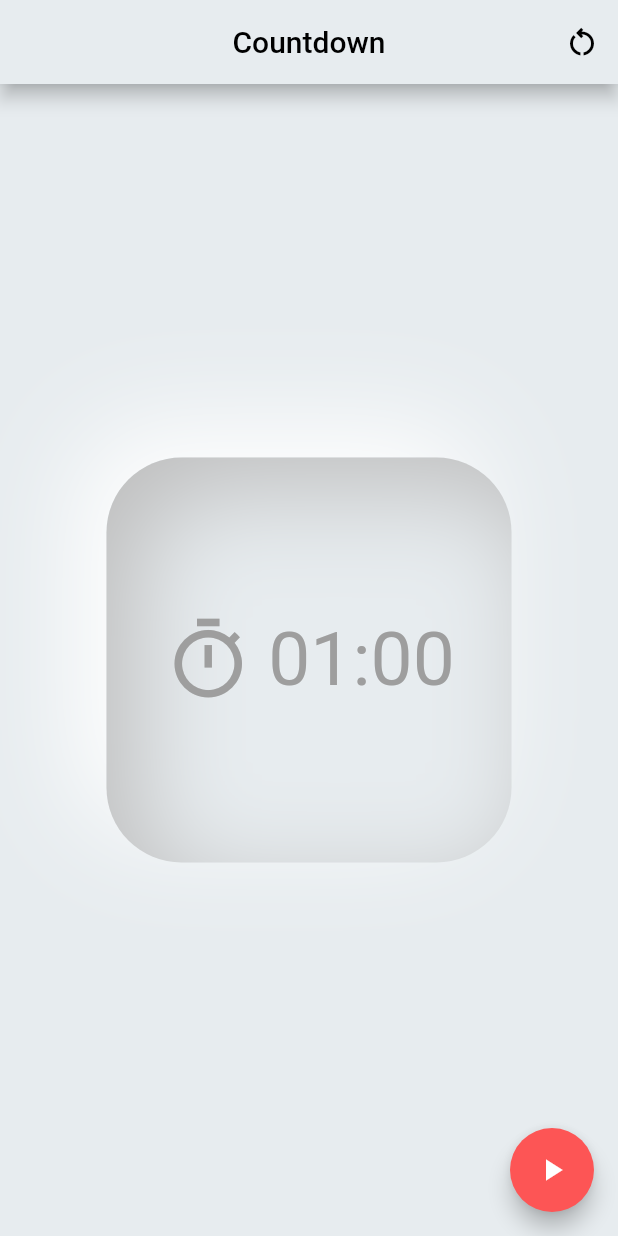
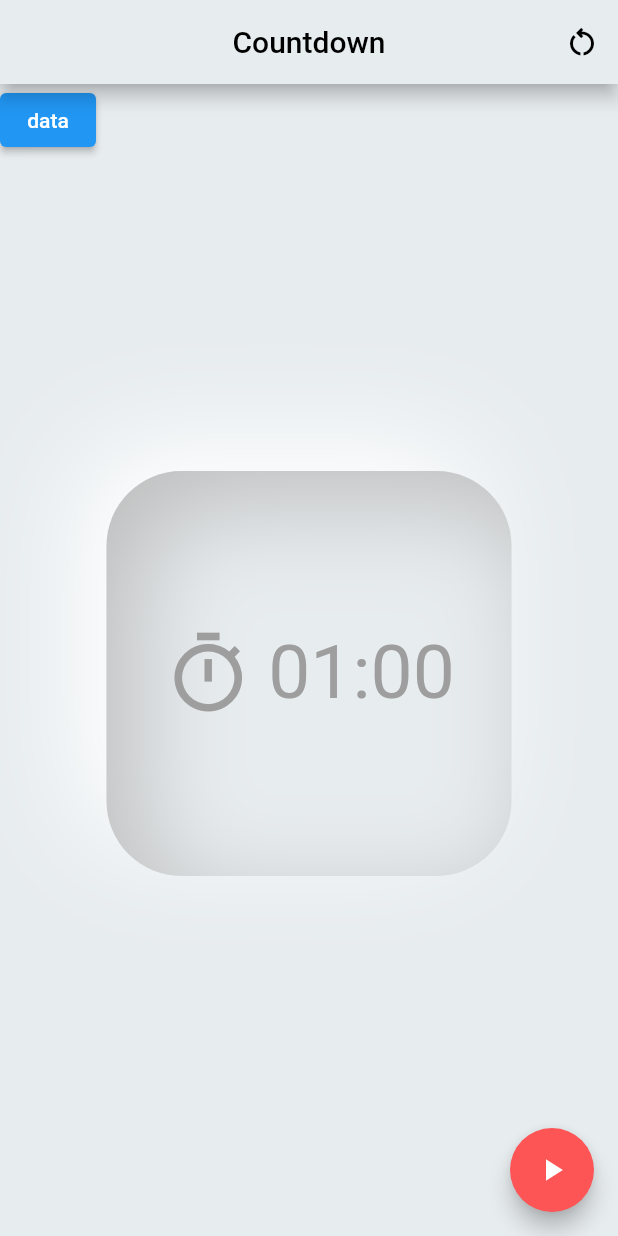
Before and after one commit to alecorodri/countdown_modern_design, a Flutter app: the screen it shows after launch, on a phone screen of 412 x 824 dp. Run offline on Flutter 3.47's test engine with Material 2 defaults, Android fonts, the phone set to English and light mode, and no system bars; our stand-ins replace flutter_inset_box_shadow.

```diff
--- a/lib/pages/home_page.dart
+++ b/lib/pages/home_page.dart
@@ -59,16 +59,17 @@ class _CounterView extends StatelessWidget {
   Widget build(BuildContext context) {
     double size = Random().nextInt(150) + 200.toDouble();
     return Column(
-      mainAxisAlignment: MainAxisAlignment.center,
+      mainAxisAlignment: MainAxisAlignment.spaceBetween,
+      crossAxisAlignment: CrossAxisAlignment.center,
       children: [
-        // Row(
-        //   children: [
-        //     ElevatedButton(
-        //       onPressed: () {},
-        //       child: const Text("data"),
-        //     ),
-        //   ],
-        // ),
+        Row(
+          children: [
+            ElevatedButton(
+              onPressed: () {},
+              child: const Text("data"),
+            ),
+          ],
+        ),
         Center(
           child: AnimatedContainer(
             duration: const Duration(milliseconds: 550),
@@ -121,6 +122,9 @@ class _CounterView extends StatelessWidget {
             ),
           ),
         ),
+        const SizedBox(
+          height: 30.0,
+        ),
       ],
     );
   }
```
